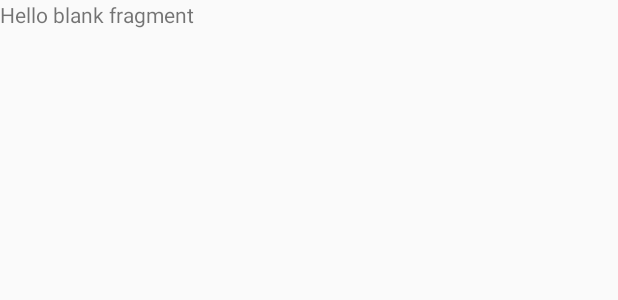
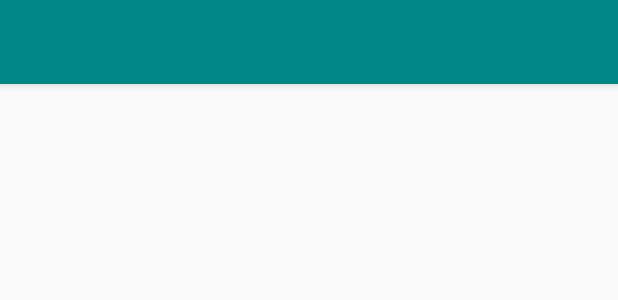
Before and after one commit to kenpeitai/GarbageSorter, an Android app built with Jetpack Compose: the layout fragment_two.xml on its own in the app's theme, with its tools: preview values and no code run, on a phone screen of 412 x 824 dp. Shown: the top 300 px of the screen. Run offline under Robolectric (Android 15) with nearby library versions, the light colour scheme and no system bars.

Commit message:
1.0 开发中 4/6

```diff
--- a/app/src/main/res/layout/activity_detail.xml
+++ b/app/src/main/res/layout/activity_detail.xml
@@ -18,7 +18,6 @@
         android:layout_width="match_parent"
         android:layout_height="?attr/actionBarSize"
         android:background="@color/teal_700"
-
         android:elevation="4dp"
         app:layout_constraintTop_toTopOf="parent"
         app:titleTextColor="@android:color/white" />
--- a/app/src/main/res/layout/fragment_two.xml
+++ b/app/src/main/res/layout/fragment_two.xml
@@ -1,14 +1,33 @@
 <?xml version="1.0" encoding="utf-8"?>
-<FrameLayout xmlns:android="http://schemas.android.com/apk/res/android"
+<androidx.constraintlayout.widget.ConstraintLayout xmlns:android="http://schemas.android.com/apk/res/android"
+    xmlns:app="http://schemas.android.com/apk/res-auto"
     xmlns:tools="http://schemas.android.com/tools"
     android:layout_width="match_parent"
     android:layout_height="match_parent"
     tools:context=".fragment.FragmentTwo">
 
-    <!-- TODO: Update blank fragment layout -->
-    <TextView
+
+    <androidx.appcompat.widget.Toolbar
+        android:id="@+id/fragment2_toolbar"
         android:layout_width="match_parent"
-        android:layout_height="match_parent"
-        android:text="@string/hello_blank_fragment" />
+        android:layout_height="?attr/actionBarSize"
+        android:background="@color/teal_700"
+        android:elevation="4dp"
+        app:titleTextColor="@color/white"
+        android:gravity="center"
+        app:layout_constraintEnd_toEndOf="parent"
+        app:layout_constraintStart_toStartOf="parent"
+        app:layout_constraintTop_toTopOf="parent" />
 
-</FrameLayout>
+    <androidx.compose.ui.platform.ComposeView
+
+        android:layout_width="match_parent"
+        android:layout_height="0dp"
+        android:id="@+id/fragment2_composeView"
+        app:layout_constraintBottom_toBottomOf="parent"
+        app:layout_constraintEnd_toEndOf="parent"
+        app:layout_constraintStart_toStartOf="parent"
+        app:layout_constraintTop_toBottomOf="@+id/fragment2_toolbar" />
+
+
+</androidx.constraintlayout.widget.ConstraintLayout>
```
Also changed, not shown: app/src/main/java/com/cqupt/garbagesorter/fragment/FragmentTwo.kt (+189 -1 lines).
